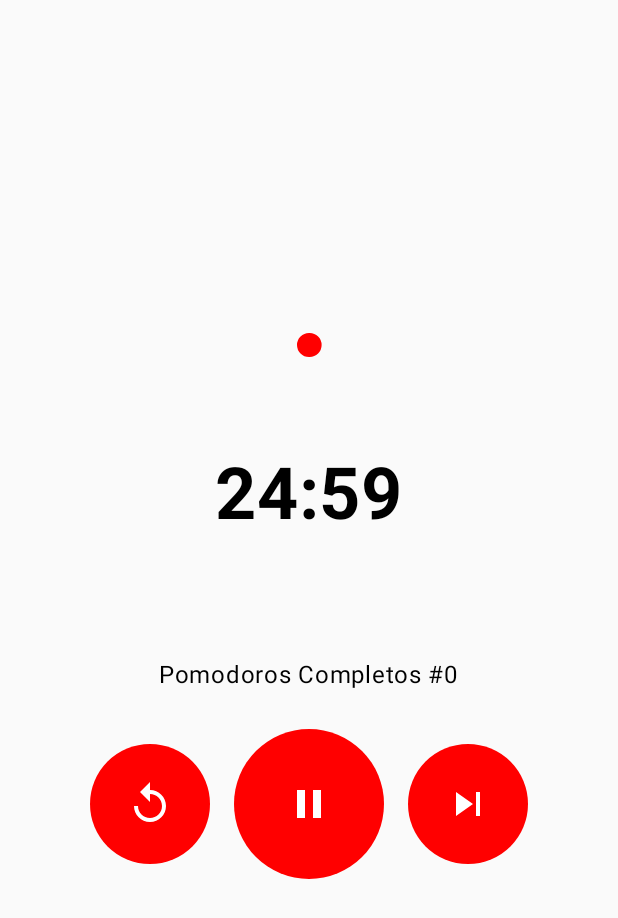
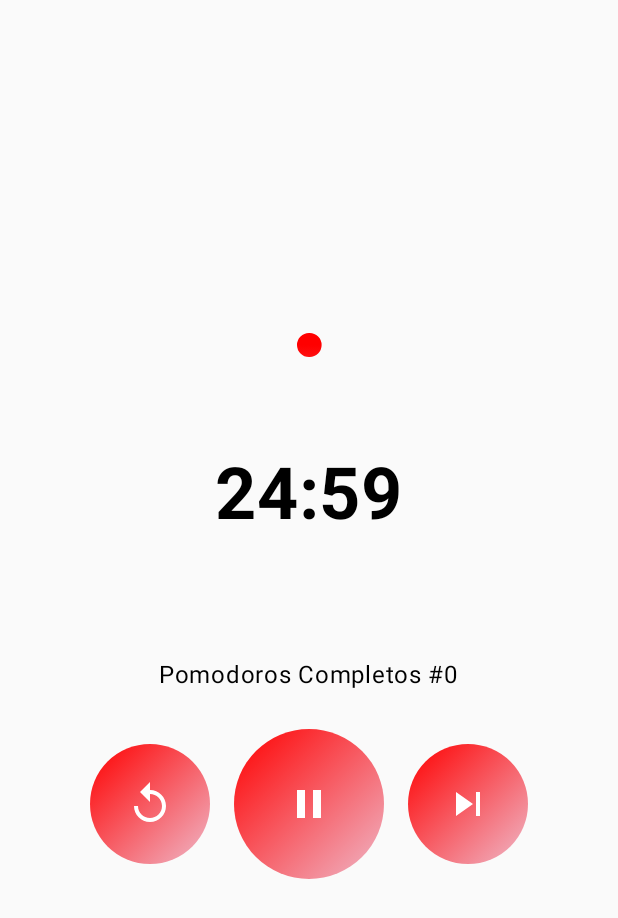
Before and after one commit to eduramza/PomodoroTrack, an Android app built with Jetpack Compose: the screen it shows after launch (MainActivity), after a tap on "Start", on a phone screen of 412 x 824 dp. Shown: the top 918 px of the screen. Run offline under Robolectric (Android 15) with nearby library versions, the phone set to English and light mode, and no system bars.

Commit message:
background component colors with gradient

```diff
--- a/app/src/main/java/com/eduramza/pomodorotrack/ui/components/PomodoroControlButtons.kt
+++ b/app/src/main/java/com/eduramza/pomodorotrack/ui/components/PomodoroControlButtons.kt
@@ -1,6 +1,7 @@
 package com.eduramza.pomodorotrack.ui.components
 
 import android.content.Context
+import androidx.compose.foundation.background
 import androidx.compose.foundation.layout.Arrangement
 import androidx.compose.foundation.layout.Box
 import androidx.compose.foundation.layout.Row
@@ -17,6 +18,8 @@ import androidx.compose.runtime.Composable
 import androidx.compose.runtime.collectAsState
 import androidx.compose.ui.Alignment
 import androidx.compose.ui.Modifier
+import androidx.compose.ui.graphics.Brush
+import androidx.compose.ui.graphics.Color
 import androidx.compose.ui.res.painterResource
 import androidx.compose.ui.unit.dp
 import com.eduramza.pomodorotrack.R
@@ -28,6 +31,12 @@ fun PomodoroControlButtons(
     context: Context
 ) {
     val pomodoroState = viewModel.state.collectAsState().value
+    val gradient = Brush.linearGradient(
+        colors = listOf(
+            MaterialTheme.colorScheme.primary,
+            MaterialTheme.colorScheme.secondary
+        )
+    )
 
     Row(
         horizontalArrangement = Arrangement.spacedBy(16.dp),
@@ -38,8 +47,8 @@ fun PomodoroControlButtons(
             Button(
                 onClick = viewModel::resetTimer,
                 shape = CircleShape,
-                modifier = Modifier.size(80.dp),
-                colors = ButtonDefaults.buttonColors(containerColor = MaterialTheme.colorScheme.primary)
+                modifier = Modifier.size(80.dp).background(gradient, CircleShape),
+                colors = ButtonDefaults.buttonColors(containerColor = Color.Transparent)
             ) {
                 Box(modifier = Modifier.defaultMinSize(32.dp)) {
                     Icon(
@@ -56,7 +65,8 @@ fun PomodoroControlButtons(
                 viewModel.controlCountdownTimer(context)
             },
             shape = CircleShape,
-            modifier = Modifier.size(100.dp)
+            modifier = Modifier.size(100.dp).background(gradient, CircleShape),
+            colors = ButtonDefaults.buttonColors(containerColor = Color.Transparent)
         ) {
             Icon(
                 painter = painterResource(id = pomodoroState.controlButton.icon),
@@ -69,7 +79,8 @@ fun PomodoroControlButtons(
             Button(
                 onClick = viewModel::setNextCycle,
                 shape = CircleShape,
-                modifier = Modifier.size(80.dp)
+                modifier = Modifier.size(80.dp).background(gradient, CircleShape),
+                colors = ButtonDefaults.buttonColors(containerColor = Color.Transparent)
             ) {
                 Box(modifier = Modifier.defaultMinSize(32.dp)) {
                     Icon(
--- a/app/src/main/java/com/eduramza/pomodorotrack/ui/components/PomodoroTimerProgress.kt
+++ b/app/src/main/java/com/eduramza/pomodorotrack/ui/components/PomodoroTimerProgress.kt
@@ -9,6 +9,8 @@ import androidx.compose.runtime.Composable
 import androidx.compose.runtime.collectAsState
 import androidx.compose.ui.Alignment
 import androidx.compose.ui.Modifier
+import androidx.compose.ui.geometry.Offset
+import androidx.compose.ui.graphics.Brush
 import androidx.compose.ui.graphics.Color
 import androidx.compose.ui.graphics.StrokeCap
 import androidx.compose.ui.graphics.drawscope.Stroke
@@ -18,8 +20,10 @@ import androidx.compose.ui.unit.Dp
 import androidx.compose.ui.unit.TextUnit
 import androidx.compose.ui.unit.dp
 import androidx.compose.ui.unit.sp
-import com.eduramza.pomodorotrack.domain.entity.PomodoroCycle
 import com.eduramza.pomodorotrack.ui.timer.CountdownTimerViewModel
+import kotlin.math.PI
+import kotlin.math.cos
+import kotlin.math.sin
 
 
 @Composable
@@ -35,15 +39,35 @@ fun PomodoroTimerProgress(
     val timeRemaining = state.timerRemaining.toFloat()
     val percentage = 1f - (timeRemaining / totalTime)
 
-    val color = MaterialTheme.colorScheme.primary
+    val colorPrimary = MaterialTheme.colorScheme.primary
+    val colorSecondary = MaterialTheme.colorScheme.secondary
 
     Box(
         contentAlignment = Alignment.Center,
         modifier = Modifier.size(radius * 2f)
     ) {
         Canvas(modifier = Modifier.size(radius * 2f), onDraw = {
+            val startAngleRadians = (-90f * (PI / 180f)).toFloat() // -90 graus em radianos
+            val progressAngleRadians = (360f * percentage * (PI / 180f)).toFloat() // conversão do ângulo de progresso para radianos
+
+            val gradientLength = 0.8f // 80% da extensão do progresso
+            val startX = (size.width / 2 + (size.width / 2) * cos(startAngleRadians + progressAngleRadians * gradientLength))
+            val startY = (size.height / 2 + (size.height / 2) * sin(startAngleRadians + progressAngleRadians * gradientLength))
+
+            val endX = (size.width / 2)
+            val endY = (size.height / 2)
+
+            val gradientColor = Brush.linearGradient(
+                colors = listOf(
+                    colorPrimary,
+                    colorSecondary
+                ),
+                start = Offset(startX, startY),
+                end = Offset(endX, endY)
+            )
+
             drawArc(
-                color = color,
+                brush = gradientColor,
                 startAngle = -90f,
                 sweepAngle = 360 * percentage,
                 useCenter = false,
```
